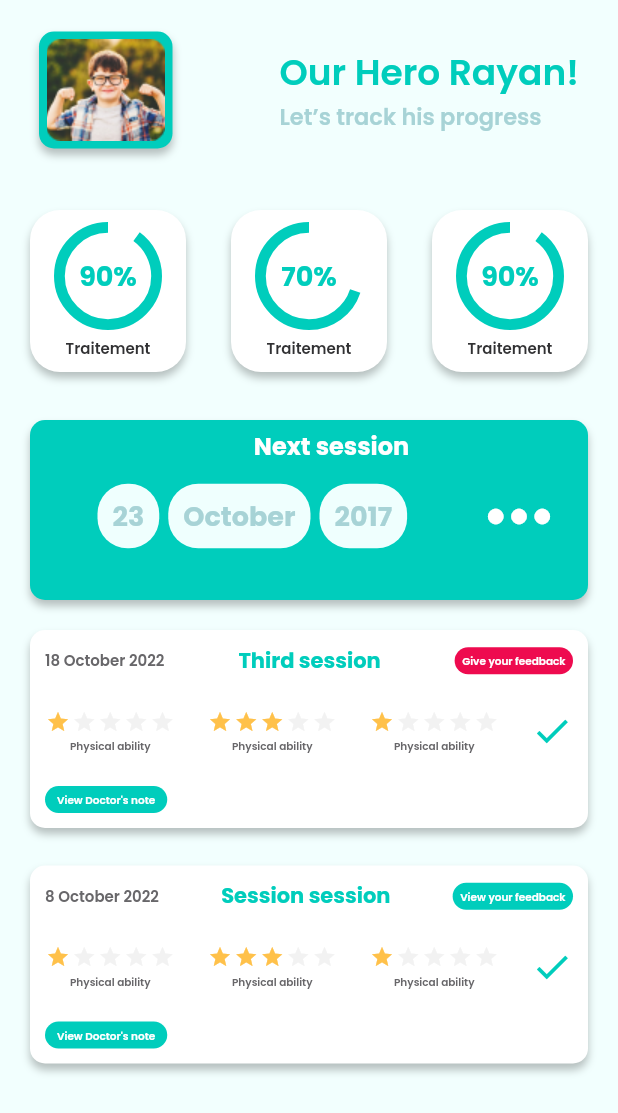
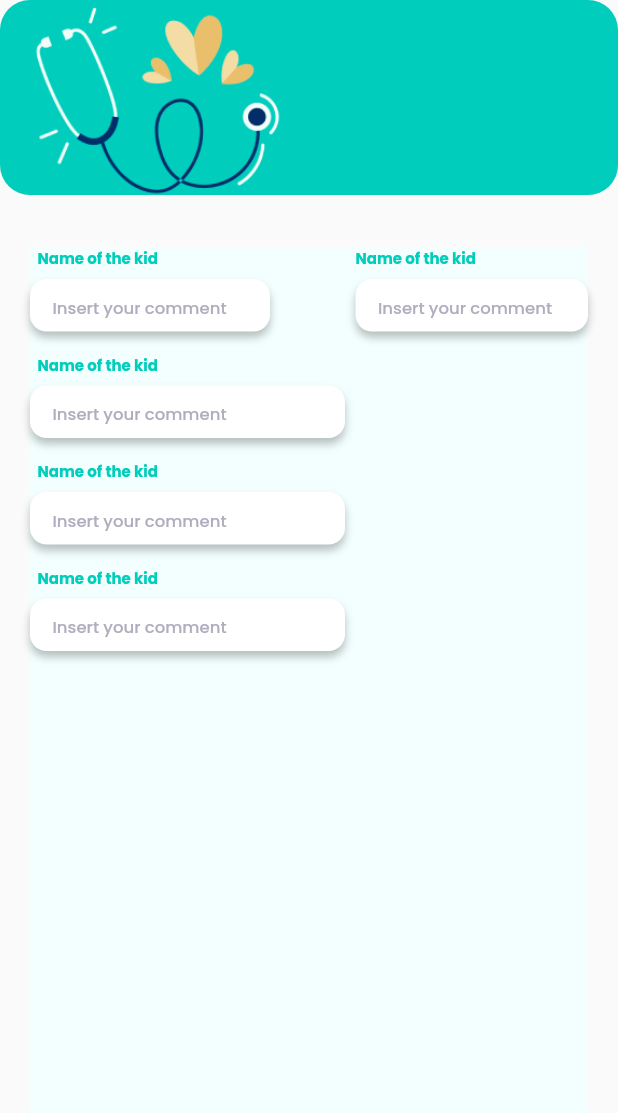
Before and after one commit to Youssef434/kican_mobile_app, a Flutter app: the screen it shows after launch, on a phone screen of 412 x 824 dp. Shown: the top 1113 px of the screen. Run offline on Flutter 3.47's test engine with Material 2 defaults, Android fonts, the phone set to English and light mode, and no system bars; drawn by our look-alikes of percent_indicator; our stand-ins replace google_fonts.

Commit message:
started working on personal information.

```diff
--- a/lib/main.dart
+++ b/lib/main.dart
@@ -3,6 +3,7 @@ import 'package:kican_mobile_app/screens/child_progress_page.dart';
 import 'package:kican_mobile_app/screens/doctor_feedback.dart';
 import 'package:kican_mobile_app/screens/feedback_page.dart';
 import 'package:kican_mobile_app/screens/home_page.dart';
+import 'package:kican_mobile_app/screens/personal_information.dart';
 import 'package:kican_mobile_app/screens/settings.dart';
 import 'package:kican_mobile_app/screens/verification_page.dart';
 
@@ -24,7 +25,8 @@ class MyApp extends StatelessWidget {
       // home: const DoctorFeedback(),
       // home: const Settings(),
       // home: const HomePage(),
-      home: const ChildProgressPage(),
+      // home: const ChildProgressPage(),
+      home: const PersonalInformation(),
     );
   }
 }
--- a/lib/screens/child_progress_page.dart
+++ b/lib/screens/child_progress_page.dart
@@ -65,7 +65,8 @@ class ChildProgressPage extends StatelessWidget {
         ),
       ),
       backgroundColor: const Color.fromRGBO(242, 255, 254, 1),
-      body: Container(
+      body: SingleChildScrollView(
+        child: Container(
           margin: const EdgeInsets.symmetric(horizontal: 20, vertical: 20),
           child: Column(children: [
             Row(
@@ -75,8 +76,9 @@ class ChildProgressPage extends StatelessWidget {
             NextSessionComponent(day: 23, month: 'October', year: 2017,),
             SessionCardComponent(sessionDate: DateTime(2022, 10, 18), sessionTitle: 'Third session',),
             const SizedBox(height: 25,),
-          SessionCardComponent(sessionDate: DateTime(2022, 10, 8), sessionTitle: 'Session session', feedbackGiven: true,),
+            SessionCardComponent(sessionDate: DateTime(2022, 10, 8), sessionTitle: 'Second session', feedbackGiven: true,),
           ]),
+        ),
       ),
     );
   }
--- /dev/null
+++ b/lib/screens/personal_information.dart
@@ -0,0 +1,193 @@
+import 'package:flutter/material.dart';
+import 'package:google_fonts/google_fonts.dart';
+
+import '../shared/custom_text_input.dart';
+
+class PersonalInformation extends StatelessWidget {
+  const PersonalInformation({Key? key}) : super(key: key);
+
+  @override
+  Widget build(BuildContext context) {
+    return Scaffold(
+        appBar: AppBar(
+          backgroundColor: const Color.fromRGBO(0, 205, 188, 1),
+          shape: RoundedRectangleBorder(
+            borderRadius: BorderRadius.circular(20),
+          ),
+          toolbarHeight: 130,
+          elevation: 0,
+          title: Container(
+            child: Image.asset(
+              'images/information_background.png',
+              height: 135,
+            ),
+          ),
+        ),
+        body: Container(
+            color: const Color.fromRGBO(242, 255, 254, 1),
+            margin: const EdgeInsets.symmetric(horizontal: 20, vertical: 35),
+            child: Column(
+              children: [
+                Row(
+                  mainAxisAlignment: MainAxisAlignment.spaceBetween,
+                  children: [
+                    Column(
+                        crossAxisAlignment: CrossAxisAlignment.start,
+                        children: [
+                          Container(
+                            padding: EdgeInsets.only(left: 5),
+                            child: Text(
+                              'Name of the kid',
+                              style: GoogleFonts.poppins(
+                                fontWeight: FontWeight.w700,
+                                fontSize: 10,
+                                color: const Color.fromRGBO(0, 205, 188, 1),
+                              ),
+                            ),
+                          ),
+                          const SizedBox(
+                            height: 6,
+                          ),
+                          Container(
+                            child: CustomTextInput(
+                              hint: 'Insert your comment',
+                              fontSize: 11,
+                            ),
+                            width: 160,
+                            height: 35,
+                          ),
+                        ]),
+                    Column(
+                        crossAxisAlignment: CrossAxisAlignment.start,
+                        children: [
+                          Text(
+                            'Name of the kid',
+                            style: GoogleFonts.poppins(
+                              fontWeight: FontWeight.w700,
+                              fontSize: 10,
+                              color: const Color.fromRGBO(0, 205, 188, 1),
+                            ),
+                          ),
+                          const SizedBox(
+                            height: 6,
+                          ),
+                          Container(
+                            child: CustomTextInput(
+                              hint: 'Insert your comment',
+                              fontSize: 11,
+                            ),
+                            width: 155,
+                            height: 35,
+                          ),
+                        ]),
+                    // Container(child: CustomTextInput(hint: 'Insert your comment',), width: 160,),
+                  ],
+                ),
+                const SizedBox(height: 15,),
+                Row(
+                  children: [
+                    Column(
+                        crossAxisAlignment: CrossAxisAlignment.start,
+                        children: [
+                          Container(
+                            padding: EdgeInsets.only(left: 5),
+                            child: Text(
+                              'Name of the kid',
+                              style: GoogleFonts.poppins(
+                                fontWeight: FontWeight.w700,
+                                fontSize: 10,
+                                color: const Color.fromRGBO(0, 205, 188, 1),
+                              ),
+                            ),
+                          ),
+                          const SizedBox(
+                            height: 6,
+                          ),
+                          Container(
+                            child: CustomTextInput(
+                              hint: 'Insert your comment',
+                              fontSize: 11,
+                            ),
+                            height: 35,
+                            width: 210,
+                          ),
+                        ]),
+                    // Container(child: CustomTextInput(hint: 'Insert your comment',), width: 160,),
+                  ],
+                ),
+                const SizedBox(
+                  height: 15,
+                ),
+                Row(
+                  children: [
+                    Column(
+                        crossAxisAlignment: CrossAxisAlignment.start,
+                        children: [
+                          Container(
+                            padding: EdgeInsets.only(left: 5),
+                            child: Text(
+                              'Name of the kid',
+                              style: GoogleFonts.poppins(
+                                fontWeight: FontWeight.w700,
+                                fontSize: 10,
+                                color: const Color.fromRGBO(0, 205, 188, 1),
+                              ),
+                            ),
+                          ),
+                          const SizedBox(
+                            height: 6,
+                          ),
+                          Container(
+                            child: CustomTextInput(
+                              hint: 'Insert your comment',
+                              fontSize: 11,
+                            ),
+                            height: 35,
+                            width: 210,
+                          ),
+                        ]),
+                    // Container(child: CustomTextInput(hint: 'Insert your comment',), width: 160,),
+                  ],
+                ),
+                const SizedBox(
+                  height: 15,
+                ),
+                Row(
+                  children: [
+                    Column(
+                        crossAxisAlignment: CrossAxisAlignment.start,
+                        children: [
+                          Container(
+                            padding: EdgeInsets.only(left: 5),
+                            child: Text(
+                              'Name of the kid',
+                              style: GoogleFonts.poppins(
+                                fontWeight: FontWeight.w700,
+                                fontSize: 10,
+                                color: const Color.fromRGBO(0, 205, 188, 1),
+                              ),
+                            ),
+                          ),
+                          const SizedBox(
+                            height: 6,
+                          ),
+                          Container(
+                            child: CustomTextInput(
+                              hint: 'Insert your comment',
+                              fontSize: 11,
+                            ),
+                            height: 35,
+                            width: 210,
+                          ),
+                        ]),
+                    // Container(child: CustomTextInput(hint: 'Insert your comment',), width: 160,),
+                  ],
+                ),
+                const SizedBox(
+                  height: 15,
+                ),
+
+              ],
+            )));
+  }
+}
--- a/lib/shared/custom_text_input.dart
+++ b/lib/shared/custom_text_input.dart
@@ -10,9 +10,10 @@ class CustomTextInput extends StatefulWidget {
   double? height;
   double bottom;
   IconData? iconData;
+  double fontSize;
 
   CustomTextInput(
-      {this.hint, this.value, this.maxLine = 1, this.isPassword = false, this.isEnabled = false, this.height, this.bottom = 0, this.iconData});
+      {this.hint, this.value, this.maxLine = 1, this.isPassword = false, this.isEnabled = false, this.height, this.bottom = 0, this.iconData, this.fontSize = 13});
 
   @override
   State<CustomTextInput> createState() => _CustomTextInputState();
@@ -42,7 +43,7 @@ class _CustomTextInputState extends State<CustomTextInput> {
         initialValue: widget.value,
         obscureText: widget.isPassword,
         style: GoogleFonts.poppins(
-          fontSize: 13,
+          fontSize: widget.fontSize,
           color: !isEnabled ? const Color.fromRGBO(175, 174, 190, 1) : const Color.fromRGBO(0, 0, 0, 1),
         ),
         keyboardType: TextInputType.multiline,
@@ -50,7 +51,7 @@ class _CustomTextInputState extends State<CustomTextInput> {
         decoration: InputDecoration(
           hintText: widget.hint,
           hintStyle: GoogleFonts.poppins(
-            fontSize: 13,
+            fontSize: widget.fontSize,
             fontWeight: FontWeight.w500,
             color: const Color.fromRGBO(175, 174, 190, 1),
           ),
@@ -58,7 +59,6 @@ class _CustomTextInputState extends State<CustomTextInput> {
           suffixIcon: widget.iconData != null ? TextButton(
             style: TextButton.styleFrom(primary: const Color.fromRGBO(242, 255, 254, 1)),
             onPressed: () {
-              print('fkjkjg');
               setState(() {
                 isEnabled = !isEnabled;
               });
```
Also changed, not shown: images/information_background.png (added). Lines whose indentation alone changed are shown as unchanged.
